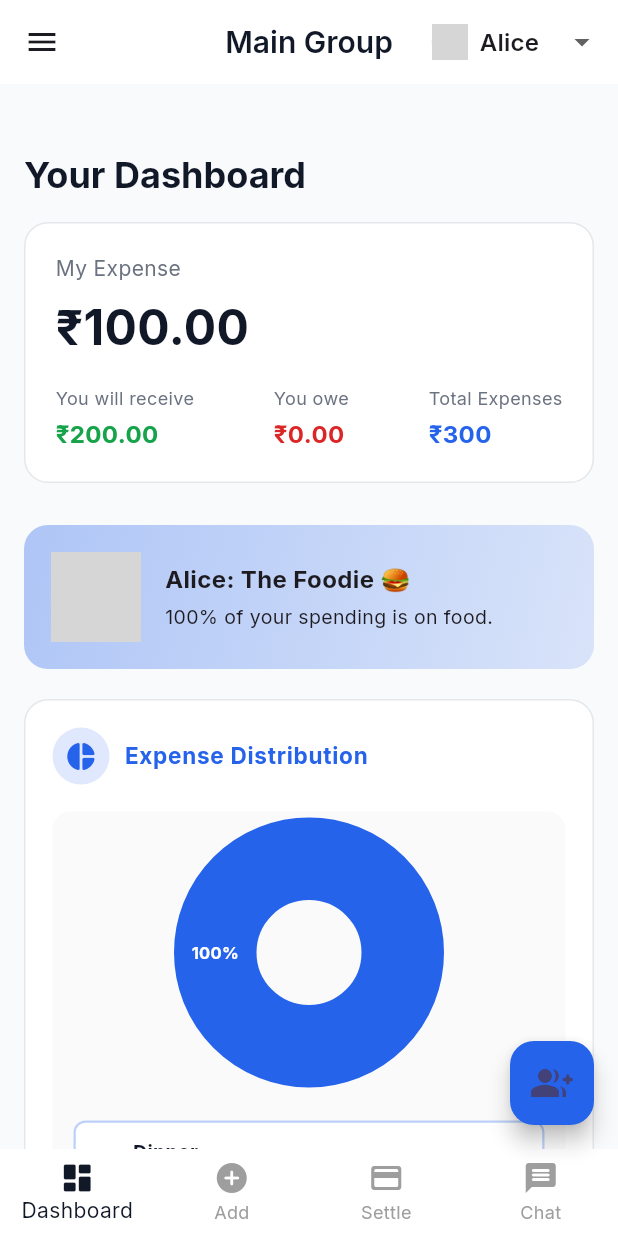
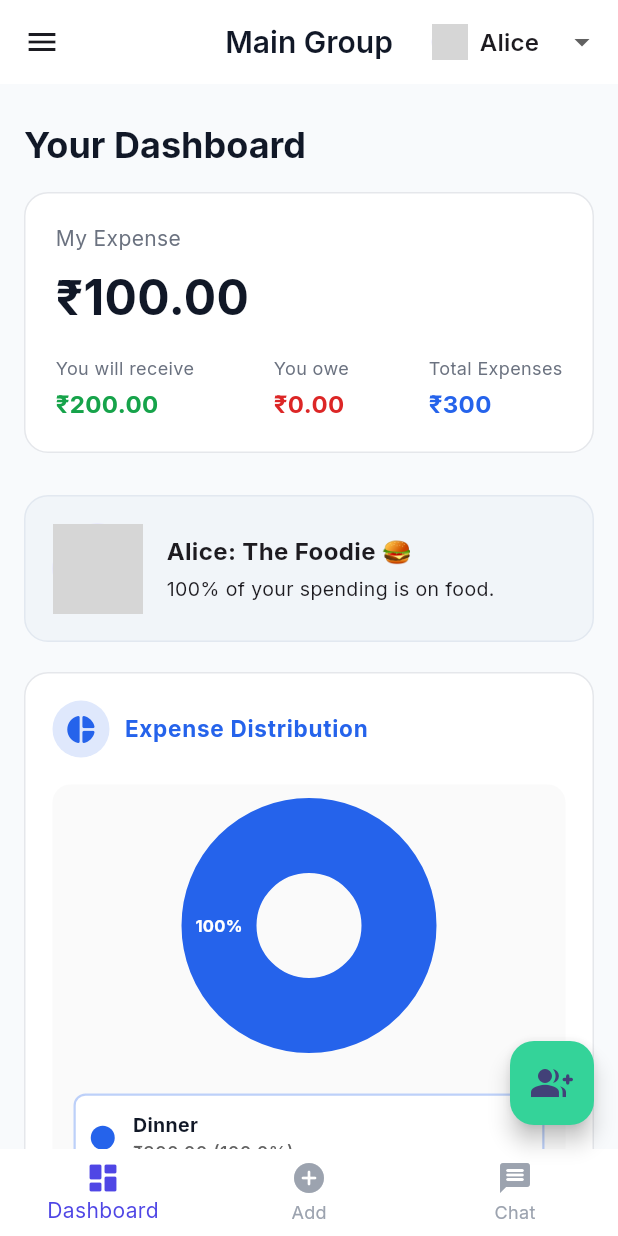
Before and after one commit to Shishil3683/Splitwise-App, a Flutter app: the screen it shows after launch, on a phone screen of 412 x 824 dp. Run offline on Flutter 3.47's test engine with Material 3 defaults, Android fonts, the phone set to English and light mode, and no system bars; drawn by our look-alikes of fl_chart; our stand-ins replace cloud_firestore, firebase_core, google_fonts; accounts and stored records are empty; network calls fail; grey boxes are pictures that could not be loaded.

Commit message:
Improved UI

```diff
--- a/lib/ui/home_page.dart
+++ b/lib/ui/home_page.dart
@@ -152,10 +152,6 @@ class _HomePageState extends State<HomePage> with TickerProviderStateMixin {
             currentIndex: tabIndex,
             onTap: (index) => setState(() => tabIndex = index),
             type: BottomNavigationBarType.fixed,
-            selectedItemColor: AppColors.text,
-            unselectedItemColor: Colors.grey,
-            backgroundColor: Colors.white,
-            elevation: 0,
             items: const [
               BottomNavigationBarItem(
                 icon: Icon(Icons.dashboard_rounded),
@@ -164,10 +160,6 @@ class _HomePageState extends State<HomePage> with TickerProviderStateMixin {
               BottomNavigationBarItem(
                 icon: Icon(Icons.add_circle_rounded),
                 label: 'Add',
-              ),
-              BottomNavigationBarItem(
-                icon: Icon(Icons.payment_rounded),
-                label: 'Settle',
               ),
               BottomNavigationBarItem(
                 icon: Icon(Icons.message_rounded),
@@ -184,19 +176,26 @@ class _HomePageState extends State<HomePage> with TickerProviderStateMixin {
                       context,
                       MaterialPageRoute(
                         builder: (context) {
-                          return Scaffold(body: _usersTab(s));
+                          return Scaffold(
+                            appBar: AppBar(
+                              title: const Text("Manage Users"),
+                              backgroundColor: Colors.white,
+                              foregroundColor: Colors.black,
+                              elevation: 0,
+                            ),
+                            body: _usersTab(s),
+                          );
                         },
                       ),
                     );
                   },
-                  backgroundColor: AppColors.primary,
+                  backgroundColor: const Color(0xFF34D399),
                   child: const Icon(Icons.group_add_rounded, size: 28),
                 )
               : null,
           body: [
             _dashboardTab(s),
             _addExpenseTab(s),
-            _settlePaymentTab(s),
             _messagesTab(s),
           ][tabIndex],
         ),
@@ -252,6 +251,50 @@ class _HomePageState extends State<HomePage> with TickerProviderStateMixin {
     );
   }
 
+  Map<String, dynamic> _getExpenseVisual(String note) {
+    final n = note.toLowerCase();
+
+    if (n.contains("food") ||
+        n.contains("lunch") ||
+        n.contains("dinner") ||
+        n.contains("pizza") ||
+        n.contains("burger") ||
+        n.contains("restaurant")) {
+      return {"icon": Icons.restaurant, "color": Colors.orange};
+    }
+
+    if (n.contains("coffee") || n.contains("tea")) {
+      return {"icon": Icons.local_cafe, "color": Colors.brown};
+    }
+
+    if (n.contains("uber") ||
+        n.contains("cab") ||
+        n.contains("taxi") ||
+        n.contains("travel")) {
+      return {"icon": Icons.directions_car, "color": Colors.blue};
+    }
+
+    if (n.contains("petrol") || n.contains("fuel")) {
+      return {"icon": Icons.local_gas_station, "color": Colors.redAccent};
+    }
+
+    if (n.contains("grocery") ||
+        n.contains("vegetable") ||
+        n.contains("mart")) {
+      return {"icon": Icons.shopping_cart, "color": Colors.green};
+    }
+
+    if (n.contains("movie") || n.contains("netflix") || n.contains("concert")) {
+      return {"icon": Icons.movie, "color": Colors.purple};
+    }
+
+    if (n.contains("party") || n.contains("club")) {
+      return {"icon": Icons.celebration, "color": Colors.pink};
+    }
+
+    return {"icon": Icons.widgets, "color": Colors.grey};
+  }
+
   // === DASHBOARD TAB ===
   Widget _dashboardTab(ExpenseService s) {
     // Calculate balances from current user's perspective
@@ -289,7 +332,7 @@ class _HomePageState extends State<HomePage> with TickerProviderStateMixin {
     return Container(
       color: AppColors.background,
       child: SingleChildScrollView(
-        padding: const EdgeInsets.fromLTRB(16, 100, 16, 20),
+        padding: const EdgeInsets.fromLTRB(16, 80, 16, 20),
         child: Column(
           crossAxisAlignment: CrossAxisAlignment.start,
           children: [
@@ -700,25 +743,26 @@ class _HomePageState extends State<HomePage> with TickerProviderStateMixin {
                             color: Colors.white,
                           ),
                           child: ListTile(
-                            leading: Container(
-                              width: 50,
-                              height: 50,
-                              decoration: BoxDecoration(
-                                gradient: LinearGradient(
-                                  colors: [
-                                    AppColors.primary,
-                                    AppColors.primary.withOpacity(0.6),
-                                  ],
-                                ),
-                                borderRadius: BorderRadius.circular(10),
-                              ),
-                              child: Center(
-                                child: Icon(
-                                  Icons.receipt_long_rounded,
-                                  color: Colors.white,
-                                  size: 22,
-                                ),
-                              ),
+                            leading: Builder(
+                              builder: (_) {
+                                final visual = _getExpenseVisual(exp.note);
+
+                                return Container(
+                                  width: 50,
+                                  height: 50,
+                                  decoration: BoxDecoration(
+                                    color: visual["color"].withOpacity(0.15),
+                                    borderRadius: BorderRadius.circular(14),
+                                  ),
+                                  child: Center(
+                                    child: Icon(
+                                      visual["icon"],
+                                      color: visual["color"],
+                                      size: 26,
+                                    ),
+                                  ),
+                                );
+                              },
                             ),
                             title: Column(
                               crossAxisAlignment: CrossAxisAlignment.start,
@@ -887,7 +931,7 @@ class _HomePageState extends State<HomePage> with TickerProviderStateMixin {
                         final isTouched = entry.key == touchedIndex;
                         final percentage = (entry.value.value / total) * 100;
 
-                        final radius = isTouched ? 70.0 : 55.0;
+                        final radius = isTouched ? 85.0 : 50.0;
                         final fontSize = isTouched ? 14.0 : 11.0;
 
                         return PieChartSectionData(
@@ -1238,256 +1282,6 @@ class _HomePageState extends State<HomePage> with TickerProviderStateMixin {
                 ),
               ),
             ),
-          ],
-        ),
-      ),
-    );
-  }
-
-  // === SETTLE PAYMENT TAB ===
-  Widget _settlePaymentTab(ExpenseService s) {
-    // Calculate debts from current user's perspective
-    final currentUserDebts = _calculateCurrentUserDebts(s);
-
-    // Ensure selectedToUser is valid and not yourself
-    if (selectedToUser.isEmpty ||
-        selectedToUser == currentUser ||
-        !currentUserDebts.containsKey(selectedToUser)) {
-      if (currentUserDebts.isNotEmpty) {
-        selectedToUser = currentUserDebts.keys.first;
-      } else {
-        selectedToUser = '';
-      }
-    }
-
-    return Container(
-      color: AppColors.background,
-      child: SingleChildScrollView(
-        padding: const EdgeInsets.fromLTRB(16, 100, 16, 20),
-        child: Column(
-          crossAxisAlignment: CrossAxisAlignment.start,
-          children: [
-            Text(
-              'Record Payment',
-              style: Theme.of(
-                context,
-              ).textTheme.headlineSmall?.copyWith(fontWeight: FontWeight.bold),
-            ),
-            const SizedBox(height: 20),
-
-            // === CURRENT USER INDICATOR ===
-            Container(
-              padding: const EdgeInsets.all(12),
-              decoration: BoxDecoration(
-                color: Colors.white,
-                borderRadius: BorderRadius.circular(10),
-                border: Border.all(color: Colors.grey.shade300),
-              ),
-              child: Row(
-                children: [
-                  Icon(Icons.person_rounded, color: AppColors.primary),
-                  const SizedBox(width: 8),
-                  Text(
-                    'Logged in as:',
-                    style: TextStyle(
-                      color: AppColors.subtext,
-                      fontWeight: FontWeight.w500,
-                    ),
-                  ),
-                  const SizedBox(width: 4),
-                  DropdownButton<String>(
-                    value: currentUser,
-                    items: s.currentGroupUsers
-                        .map(
-                          (u) => DropdownMenuItem(
-                            value: u.id,
-                            child: Text(
-                              u.name,
-                              style: const TextStyle(
-                                fontWeight: FontWeight.bold,
-                              ),
-                            ),
-                          ),
-                        )
-                        .toList(),
-                    onChanged: (v) {
-                      if (v != null && v != currentUser) {
-                        setState(() {
-                          currentUser = v;
-                          selectedToUser =
-                              ''; // Reset to force selection of valid user
-                        });
-                      }
-                    },
-                    underline: const SizedBox(),
-                  ),
-                ],
-              ),
-            ),
-            const SizedBox(height: 20),
-
-            // === PAY TO ===
-            Text(
-              'You owe to:',
-              style: Theme.of(
-                context,
-              ).textTheme.bodyLarge?.copyWith(fontWeight: FontWeight.w600),
-            ),
-            const SizedBox(height: 10),
-            if (currentUserDebts.isEmpty)
-              Container(
-                width: double.infinity,
-                padding: const EdgeInsets.all(16),
-                decoration: BoxDecoration(
-                  color: Colors.green.shade50,
-                  border: Border.all(color: Colors.green.shade300),
-                  borderRadius: BorderRadius.circular(10),
-                ),
-                child: Text(
-                  '✓ No pending debts!',
-                  style: TextStyle(
-                    color: Colors.green.shade700,
-                    fontWeight: FontWeight.w600,
-                  ),
-                ),
-              )
-            else
-              Container(
-                decoration: BoxDecoration(
-                  border: Border.all(color: Colors.grey.shade300),
-                  borderRadius: BorderRadius.circular(10),
-                ),
-                child: DropdownButtonFormField<String>(
-                  initialValue: currentUserDebts.containsKey(selectedToUser)
-                      ? selectedToUser
-                      : currentUserDebts.keys.first,
-                  items: currentUserDebts.entries.map((e) {
-                    final user = s.currentGroupUsers.firstWhere(
-                      (u) => u.id == e.key,
-                      orElse: () => UserModel(id: e.key, name: e.key),
-                    );
-                    return DropdownMenuItem(
-                      value: e.key,
-                      child: Text(
-                        '${user.name} (₹${e.value.abs().toStringAsFixed(2)})',
-                      ),
-                    );
-                  }).toList(),
-                  onChanged: (v) =>
-                      setState(() => selectedToUser = v ?? selectedToUser),
-                  decoration: const InputDecoration(
-                    border: InputBorder.none,
-                    contentPadding: EdgeInsets.symmetric(
-                      horizontal: 12,
-                      vertical: 12,
-                    ),
-                  ),
-                ),
-              ),
-            const SizedBox(height: 16),
-
-            // === AMOUNT ===
-            if (currentUserDebts.isNotEmpty) ...[
-              _buildTextField(
-                paymentAmountCtrl,
-                'Payment Amount (₹)',
-                Icons.currency_rupee_rounded,
-                TextInputType.number,
-              ),
-              const SizedBox(height: 24),
-              SizedBox(
-                width: double.infinity,
-                child: ElevatedButton.icon(
-                  onPressed: () {
-                    try {
-                      if (currentUser == selectedToUser) {
-                        throw Exception('❌ Cannot pay yourself!');
-                      }
-                      final amount =
-                          double.tryParse(paymentAmountCtrl.text.trim()) ?? 0;
-                      if (amount <= 0) throw Exception('Amount must be > 0');
-                      s.recordPayment(
-                        fromUserId: currentUser,
-                        toUserId: selectedToUser,
-                        amount: amount,
-                      );
-
-                      _playSuccessAnimation();
-                      paymentAmountCtrl.clear();
-                      setState(() => tabIndex = 0);
-                    } catch (e) {
-                      ScaffoldMessenger.of(
-                        context,
-                      ).showSnackBar(SnackBar(content: Text(e.toString())));
-                    }
-                  },
-                  icon: const Icon(Icons.check_circle_rounded),
-                  label: const Text(
-                    'Record Payment',
-                    style: TextStyle(fontWeight: FontWeight.w600, fontSize: 16),
-                  ),
-                  style: ElevatedButton.styleFrom(
-                    backgroundColor: Colors.green.shade700,
-                    foregroundColor: Colors.white,
-                    padding: const EdgeInsets.symmetric(vertical: 16),
-                  ),
-                ),
-              ),
-              const SizedBox(height: 24),
-
-              // === PAYMENT HISTORY ===
-              if (s.payments
-                  .where((p) => p.groupId == s.currentGroupId)
-                  .isNotEmpty) ...[
-                Text(
-                  'Recent Payments',
-                  style: Theme.of(
-                    context,
-                  ).textTheme.bodyLarge?.copyWith(fontWeight: FontWeight.w600),
-                ),
-                const SizedBox(height: 12),
-                ...s.payments
-                    .where((p) => p.groupId == s.currentGroupId)
-                    .take(10)
-                    .map((p) {
-                      final from = s.currentGroupUsers.firstWhere(
-                        (u) => u.id == p.fromUserId,
-                        orElse: () =>
-                            UserModel(id: p.fromUserId, name: p.fromUserId),
-                      );
-                      final to = s.currentGroupUsers.firstWhere(
-                        (u) => u.id == p.toUserId,
-                        orElse: () =>
-                            UserModel(id: p.toUserId, name: p.toUserId),
-                      );
-                      return Card(
-                        margin: const EdgeInsets.only(bottom: 10),
-                        shape: RoundedRectangleBorder(
-                          borderRadius: BorderRadius.circular(12),
-                        ),
-                        child: ListTile(
-                          leading: const Icon(
-                            Icons.check_circle_rounded,
-                            color: AppColors.success,
-                            size: 24,
-                          ),
-                          title: Text(
-                            '${from.name} → ${to.name}',
-                            style: const TextStyle(fontWeight: FontWeight.bold),
-                          ),
-                          trailing: Text(
-                            '₹${p.amount.toStringAsFixed(2)}',
-                            style: TextStyle(
-                              fontWeight: FontWeight.bold,
-                              color: Colors.green.shade700,
-                              fontSize: 15,
-                            ),
-                          ),
-                        ),
-                      );
-                    }),
-              ],
-            ],
           ],
         ),
       ),
@@ -1675,17 +1469,10 @@ class _HomePageState extends State<HomePage> with TickerProviderStateMixin {
     return Container(
       color: AppColors.background,
       child: SingleChildScrollView(
-        padding: const EdgeInsets.fromLTRB(16, 100, 16, 20),
+        padding: const EdgeInsets.fromLTRB(16, 30, 16, 20),
         child: Column(
           crossAxisAlignment: CrossAxisAlignment.start,
           children: [
-            Text(
-              'Manage Users',
-              style: Theme.of(
-                context,
-              ).textTheme.headlineSmall?.copyWith(fontWeight: FontWeight.bold),
-            ),
-            const SizedBox(height: 20),
             Container(
               padding: const EdgeInsets.all(16),
               decoration: BoxDecoration(
@@ -1744,7 +1531,8 @@ class _HomePageState extends State<HomePage> with TickerProviderStateMixin {
                       icon: const Icon(Icons.person_add_rounded),
                       label: const Text('Add User'),
                       style: ElevatedButton.styleFrom(
-                        backgroundColor: AppColors.primary,
+                        backgroundColor: const Color(0xFF60A5FA), // light blue
+                        foregroundColor: Colors.white,
                       ),
                     ),
                   ),
@@ -1845,15 +1633,47 @@ class _HomePageState extends State<HomePage> with TickerProviderStateMixin {
 
       if (note.contains("food") ||
           note.contains("restaurant") ||
-          note.contains("dinner")) {
+          note.contains("dinner") ||
+          note.contains("lunch") ||
+          note.contains("breakfast") ||
+          note.contains("snack") ||
+          note.contains("pizza") ||
+          note.contains("burger") ||
+          note.contains("cafe") ||
+          note.contains("coffee") ||
+          note.contains("tea") ||
+          note.contains("zomato") ||
+          note.contains("swiggy")) {
         categories["food"] = categories["food"]! + share;
       } else if (note.contains("uber") ||
+          note.contains("ola") ||
+          note.contains("taxi") ||
+          note.contains("cab") ||
           note.contains("flight") ||
-          note.contains("travel")) {
+          note.contains("train") ||
+          note.contains("bus") ||
+          note.contains("travel") ||
+          note.contains("fuel") ||
+          note.contains("petrol") ||
+          note.contains("diesel")) {
         categories["travel"] = categories["travel"]! + share;
-      } else if (note.contains("grocery") || note.contains("mart")) {
+      } else if (note.contains("grocery") ||
+          note.contains("mart") ||
+          note.contains("vegetable") ||
+          note.contains("fruits") ||
+          note.contains("supermarket") ||
+          note.contains("milk") ||
+          note.contains("bread") ||
+          note.contains("daily")) {
         categories["grocery"] = categories["grocery"]! + share;
-      } else if (note.contains("movie") || note.contains("netflix")) {
+      } else if (note.contains("movie") ||
+          note.contains("netflix") ||
+          note.contains("spotify") ||
+          note.contains("concert") ||
+          note.contains("game") ||
+          note.contains("party") ||
+          note.contains("club") ||
+          note.contains("entertainment")) {
         categories["entertainment"] = categories["entertainment"]! + share;
       } else {
         categories["others"] = categories["others"]! + share;
@@ -1914,15 +1734,9 @@ class _HomePageState extends State<HomePage> with TickerProviderStateMixin {
     return Container(
       padding: const EdgeInsets.all(18),
       decoration: BoxDecoration(
-        gradient: LinearGradient(
-          colors: [
-            AppColors.primary.withOpacity(0.35),
-            AppColors.primary.withOpacity(0.15),
-          ],
-          begin: Alignment.topLeft,
-          end: Alignment.bottomRight,
-        ),
+        color: const Color(0xFFF1F5F9), // soft slate background
         borderRadius: BorderRadius.circular(16),
+        border: Border.all(color: const Color(0xFFE2E8F0)),
       ),
       child: Row(
         children: [
@@ -1964,11 +1778,6 @@ class _HomePageState extends State<HomePage> with TickerProviderStateMixin {
   }
 
   Widget _buildExpenseDetails(ExpenseService s, ExpenseModel exp) {
-    final payer = s.currentGroupUsers.firstWhere(
-      (u) => u.id == exp.payerId,
-      orElse: () => UserModel(id: exp.payerId, name: exp.payerId),
-    );
-
     Map<String, double> splits = exp.splits ?? {};
 
     if (splits.isEmpty && exp.participants.isNotEmpty) {
@@ -1977,35 +1786,68 @@ class _HomePageState extends State<HomePage> with TickerProviderStateMixin {
       splits = {for (var id in exp.participants) id: equalShare};
     }
 
-    return Container(
-      width: double.infinity,
-      padding: const EdgeInsets.all(14),
+    return AnimatedContainer(
+      duration: const Duration(milliseconds: 250),
+      padding: const EdgeInsets.all(16),
+
       decoration: BoxDecoration(
-        color: AppColors.primary,
-        borderRadius: BorderRadius.circular(12),
-        border: Border.all(color: AppColors.primary),
+        /// SOFT SURFACE COLOR
+        color: const Color(0xFFF1F5F9),
+
+        borderRadius: BorderRadius.circular(18),
+
+        /// SUBTLE BORDER
+        border: Border.all(color: const Color(0xFFE2E8F0)),
+
+        /// PREMIUM SHADOW
+        boxShadow: [
+          BoxShadow(
+            color: Colors.black.withOpacity(0.12),
+            blurRadius: 20,
+            offset: const Offset(0, 10),
+          ),
+        ],
       ),
+
       child: Column(
         crossAxisAlignment: CrossAxisAlignment.start,
         children: [
-          Text(
-            "Expense: ${exp.note}",
-            style: const TextStyle(fontWeight: FontWeight.bold),
+          /// HEADER
+          Row(
+            mainAxisAlignment: MainAxisAlignment.spaceBetween,
+            children: [
+              Text(
+                exp.note,
+                style: const TextStyle(
+                  fontSize: 15,
+                  fontWeight: FontWeight.bold,
+                  color: Color(0xFF0F172A),
+                ),
+              ),
+
+              Container(
+                padding: const EdgeInsets.symmetric(
+                  horizontal: 10,
+                  vertical: 4,
+                ),
+
+                decoration: BoxDecoration(
+                  color: const Color(0xFFE0E7FF),
+                  borderRadius: BorderRadius.circular(20),
+                ),
+
+                child: Text(
+                  "₹${exp.total.toStringAsFixed(0)}",
+                  style: const TextStyle(
+                    color: Color(0xFF4338CA),
+                    fontWeight: FontWeight.bold,
+                  ),
+                ),
+              ),
+            ],
           ),
 
-          const SizedBox(height: 6),
-
-          Text("Paid by: ${payer.name}"),
-
-          const SizedBox(height: 6),
-
-          Text("Total: ₹${exp.total.toStringAsFixed(2)}"),
-
-          const SizedBox(height: 10),
-
-          const Text("Split:", style: TextStyle(fontWeight: FontWeight.bold)),
-
-          const SizedBox(height: 6),
+          const SizedBox(height: 12),
 
           ...splits.entries.map((entry) {
             final user = s.currentGroupUsers.firstWhere(
@@ -2013,14 +1855,38 @@ class _HomePageState extends State<HomePage> with TickerProviderStateMixin {
               orElse: () => UserModel(id: entry.key, name: entry.key),
             );
 
-            if (entry.key == exp.payerId) {
-              return Text(
-                "${user.name} paid ₹${entry.value.toStringAsFixed(2)}",
-              );
-            }
-
-            return Text("${user.name} owes ₹${entry.value.toStringAsFixed(2)}");
-          }),
+            final isPayer = entry.key == exp.payerId;
+
+            return Padding(
+              padding: const EdgeInsets.symmetric(vertical: 4),
+
+              child: Row(
+                mainAxisAlignment: MainAxisAlignment.spaceBetween,
+                children: [
+                  Text(
+                    user.name,
+                    style: const TextStyle(
+                      fontWeight: FontWeight.w500,
+                      color: Color(0xFF334155),
+                    ),
+                  ),
+
+                  Text(
+                    isPayer
+                        ? "paid ₹${entry.value.toStringAsFixed(0)}"
+                        : "owes ₹${entry.value.toStringAsFixed(0)}",
+
+                    style: TextStyle(
+                      fontWeight: FontWeight.bold,
+                      color: isPayer
+                          ? const Color(0xFF16A34A)
+                          : const Color(0xFFEA580C),
+                    ),
+                  ),
+                ],
+              ),
+            );
+          }).toList(),
         ],
       ),
     );
```
